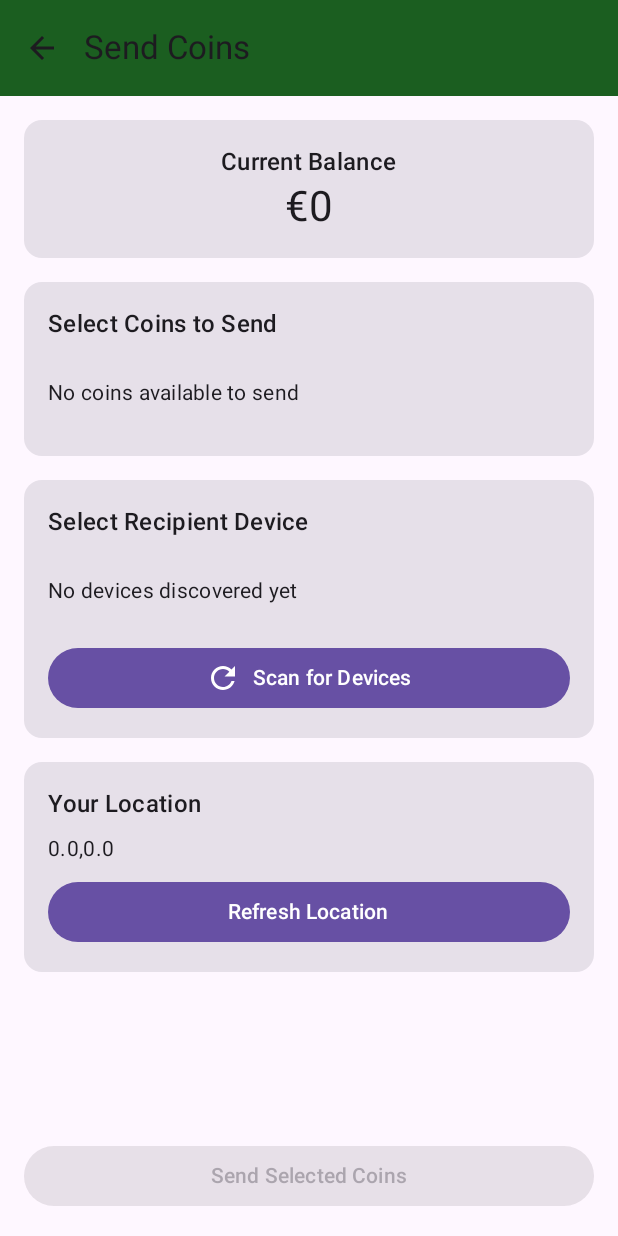
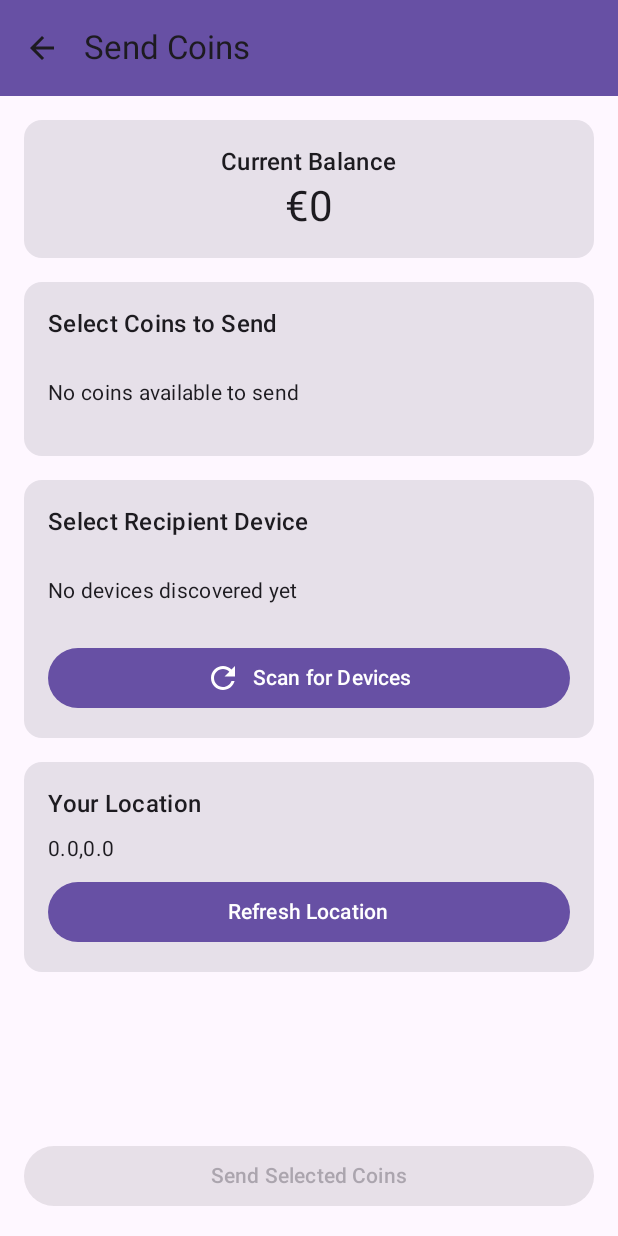
Before and after one commit to guy20ome/coins, an Android app built with Jetpack Compose: the SendScreen screen opened through its navigation route, on a phone screen of 412 x 824 dp. Run offline under Robolectric (Android 15) with nearby library versions, the light colour scheme and no system bars.

Commit message:
Fix Room database generation, clean code warnings, update primary color theme for MVP v0.1

```diff
--- a/app/src/main/java/com/coins/bluetooth/CoinSerializer.kt
+++ b/app/src/main/java/com/coins/bluetooth/CoinSerializer.kt
@@ -59,7 +59,7 @@ class CoinSerializer {
                 receiverId = if (jsonObject.isNull("receiverId")) null else jsonObject.optString("receiverId"),
                 status = try {
                     CoinStatus.valueOf(jsonObject.optString("status", "GENERATED"))
-                } catch (e: IllegalArgumentException) {
+                } catch (_: IllegalArgumentException) {
                     CoinStatus.GENERATED
                 }
             )
--- a/app/src/main/java/com/coins/data/database/AppDatabase.kt
+++ b/app/src/main/java/com/coins/data/database/AppDatabase.kt
@@ -42,7 +42,7 @@ abstract class AppDatabase : RoomDatabase() {
                     AppDatabase::class.java,
                     "coins_database"
                 )
-                    .fallbackToDestructiveMigration()
+                    .fallbackToDestructiveMigration(true)
                     .build()
                 INSTANCE = instance
                 instance
--- a/app/src/main/java/com/coins/data/repository/CoinRepository.kt
+++ b/app/src/main/java/com/coins/data/repository/CoinRepository.kt
@@ -11,7 +11,6 @@ import kotlinx.coroutines.flow.Flow
 import kotlinx.coroutines.flow.MutableStateFlow
 import kotlinx.coroutines.flow.StateFlow
 import kotlinx.coroutines.flow.asStateFlow
-import kotlinx.coroutines.flow.combine
 import kotlinx.coroutines.flow.map
 import kotlinx.coroutines.launch
 
--- a/app/src/main/java/com/coins/location/LocationHelper.kt
+++ b/app/src/main/java/com/coins/location/LocationHelper.kt
@@ -14,13 +14,15 @@ import com.google.android.gms.tasks.CancellationTokenSource
 object LocationHelper {
 
     fun hasLocationPermission(context: Context): Boolean {
-        return ContextCompat.checkSelfPermission(
+        val fineGranted = ContextCompat.checkSelfPermission(
             context,
-            Manifest.permission.ACCESS_FINE_LOCATION
-        ) == PackageManager.PERMISSION_GRANTED || ContextCompat.checkSelfPermission(
+            Manifest.permission.ACCESS_FINE_LOCATION,
+        ) == PackageManager.PERMISSION_GRANTED
+        val coarseGranted = ContextCompat.checkSelfPermission(
             context,
-            Manifest.permission.ACCESS_COARSE_LOCATION
+            Manifest.permission.ACCESS_COARSE_LOCATION,
         ) == PackageManager.PERMISSION_GRANTED
+        return fineGranted || coarseGranted
     }
 
     @SuppressLint("MissingPermission")
@@ -58,7 +60,7 @@ object LocationHelper {
             }.addOnFailureListener {
                 onLocationReceived(getLocationFromSystemManager(context))
             }
-        } catch (e: Exception) {
+        } catch (_: Exception) {
             onLocationReceived(getLocationFromSystemManager(context))
         }
     }
@@ -76,10 +78,10 @@ object LocationHelper {
                     bestLocation = loc
                 }
             }
-            if (bestLocation != null) {
-                return "${formatCoord(bestLocation.latitude)},${formatCoord(bestLocation.longitude)}"
+            bestLocation?.let {
+                return "${formatCoord(it.latitude)},${formatCoord(it.longitude)}"
             }
-        } catch (e: Exception) {
+        } catch (_: Exception) {
             // ignore
         }
         return "0.0,0.0"
--- a/app/src/main/java/com/coins/ui/navigation/AppNavHost.kt
+++ b/app/src/main/java/com/coins/ui/navigation/AppNavHost.kt
@@ -27,28 +27,24 @@ fun AppNavHost(navController: NavHostController, appContext: android.content.Con
         composable("home") {
             HomeScreen(
                 navController = navController,
-                appContext = appContext,
                 viewModel = coinsViewModel,
             )
         }
         composable("giver") {
             GiverScreen(
                 navController = navController,
-                appContext = appContext,
                 viewModel = coinsViewModel,
             )
         }
         composable("send") {
             com.coins.ui.screens.SendScreen(
                 navController = navController,
-                appContext = appContext,
                 viewModel = coinsViewModel,
             )
         }
         composable("receiver") {
             com.coins.ui.screens.ReceiveScreen(
                 navController = navController,
-                appContext = appContext,
                 viewModel = coinsViewModel,
             )
         }
@@ -67,7 +63,6 @@ fun AppNavHost(navController: NavHostController, appContext: android.content.Con
         composable("settings") {
             com.coins.ui.screens.SettingsScreen(
                 navController = navController,
-                appContext = appContext,
             )
         }
     }
--- a/app/src/main/java/com/coins/ui/screens/GiverScreen.kt
+++ b/app/src/main/java/com/coins/ui/screens/GiverScreen.kt
@@ -20,13 +20,11 @@ import com.coins.location.LocationHelper
 import com.coins.ui.theme.CoinsPrimary
 import com.coins.viewmodel.CoinsViewModel
 import kotlinx.coroutines.flow.collectLatest
-import kotlinx.coroutines.launch
 
 @OptIn(ExperimentalMaterial3Api::class)
 @Composable
 fun GiverScreen(
     navController: NavController,
-    appContext: Context,
     viewModel: CoinsViewModel,
 ) {
     val context = LocalContext.current
--- a/app/src/main/java/com/coins/ui/screens/HomeScreen.kt
+++ b/app/src/main/java/com/coins/ui/screens/HomeScreen.kt
@@ -1,7 +1,6 @@
 package com.coins.ui.screens
 
 import android.Manifest
-import android.content.Context
 import androidx.activity.compose.rememberLauncherForActivityResult
 import androidx.activity.result.contract.ActivityResultContracts
 import androidx.compose.foundation.layout.*
@@ -18,7 +17,6 @@ import androidx.compose.ui.Modifier
 import androidx.compose.ui.platform.LocalContext
 import androidx.compose.ui.text.input.KeyboardType
 import androidx.compose.ui.unit.dp
-import androidx.lifecycle.viewmodel.compose.viewModel
 import androidx.navigation.NavController
 import com.coins.data.PreferencesHelper
 import com.coins.location.LocationHelper
@@ -32,11 +30,9 @@ import kotlinx.coroutines.launch
 @Composable
 fun HomeScreen(
     navController: NavController,
-    appContext: Context,
     viewModel: CoinsViewModel,
 ) {
     val context = LocalContext.current
-    val scope = rememberCoroutineScope()
 
     // Collect flows
     var balance by remember { mutableStateOf(0) }
--- a/app/src/main/java/com/coins/ui/screens/SendScreen.kt
+++ b/app/src/main/java/com/coins/ui/screens/SendScreen.kt
@@ -13,7 +13,7 @@ import androidx.compose.foundation.layout.*
 import androidx.compose.foundation.lazy.LazyColumn
 import androidx.compose.foundation.lazy.items
 import androidx.compose.material.icons.Icons
-import androidx.compose.material.icons.filled.ArrowBack
+import androidx.compose.material.icons.automirrored.filled.ArrowBack
 import androidx.compose.material.icons.filled.Refresh
 import androidx.compose.material3.*
 import androidx.compose.runtime.*
@@ -22,7 +22,6 @@ import androidx.compose.ui.Alignment
 import androidx.compose.ui.Modifier
 import androidx.compose.ui.platform.LocalContext
 import androidx.compose.ui.unit.dp
-import androidx.lifecycle.viewmodel.compose.viewModel
 import androidx.navigation.NavController
 import com.coins.bluetooth.BluetoothCoinTransfer
 import com.coins.bluetooth.TransferResult
@@ -41,12 +40,11 @@ import kotlinx.coroutines.launch
 @Composable
 fun SendScreen(
     navController: NavController,
-    appContext: Context,
     viewModel: CoinsViewModel,
 ) {
     val context = LocalContext.current
     var coins by remember { mutableStateOf(emptyList<Coin>()) }
-    var balance by remember { mutableStateOf(0) }
+    var balance by remember { mutableIntStateOf(0) }
     var availableCoins by rememberSaveable { mutableStateOf<List<Coin>>(emptyList()) }
     var selectedCoinIds by rememberSaveable { mutableStateOf(setOf<String>()) }
     var isScanning by rememberSaveable { mutableStateOf(false) }
@@ -217,7 +215,7 @@ fun SendScreen(
                 navigationIcon = {
                     IconButton(onClick = { navController.popBackStack() }) {
                         Icon(
-                            imageVector = Icons.Default.ArrowBack,
+                            imageVector = Icons.AutoMirrored.Filled.ArrowBack,
                             contentDescription = "Back",
                         )
                     }
@@ -454,7 +452,7 @@ fun SendScreen(
                         )
                         Spacer(modifier = Modifier.height(8.dp))
                         Text(
-                            text = if (gpsCoordinate.isNotEmpty()) gpsCoordinate else "Fetching location...",
+                            text = gpsCoordinate.ifEmpty { "Fetching location..." },
                             style = MaterialTheme.typography.bodyMedium,
                         )
                         Spacer(modifier = Modifier.height(8.dp))
@@ -492,9 +490,9 @@ fun SendScreen(
                                 // Connection established, now send each selected coin
                                 selectedCoinIds.forEach { coinId ->
                                     val coin = coins.find { it.coinId == coinId || it.generateCoinId() == coinId }
-                                    if (coin != null) {
+                                    coin?.let { targetCoin ->
                                         bluetoothTransfer.sendCoin(
-                                            coin = coin,
+                                            coin = targetCoin,
                                             onSuccess = {
                                                 // Update UI on success
                                                 successMessage = "Successfully sent coin to ${selectedDevice?.name ?: "device"}"
--- a/app/src/main/java/com/coins/ui/screens/SettingsScreen.kt
+++ b/app/src/main/java/com/coins/ui/screens/SettingsScreen.kt
@@ -1,6 +1,5 @@
 package com.coins.ui.screens
 
-import android.content.Context
 import androidx.compose.foundation.layout.*
 import androidx.compose.material.icons.Icons
 import androidx.compose.material.icons.automirrored.filled.ArrowBack
@@ -20,7 +19,6 @@ import com.coins.ui.theme.CoinsPrimary
 @Composable
 fun SettingsScreen(
     navController: NavController,
-    appContext: Context,
 ) {
     val context = LocalContext.current
     val fullName = remember { PreferencesHelper.getFullName(context) }
--- a/app/src/main/java/com/coins/ui/theme/Color.kt
+++ b/app/src/main/java/com/coins/ui/theme/Color.kt
@@ -11,8 +11,8 @@ val PurpleGrey40 = Color(0xFF625b71)
 val Pink40 = Color(0xFF7D5260)
 
 // App theme colors matching standard palette
-val CoinsPrimary = Color(0xFF1B5E20)
-val CoinsPrimaryVariant = Color(0xFF2E7D32)
+val CoinsPrimary = Color(0xFF6750A4)
+val CoinsPrimaryVariant = Color(0xFF4F378B)
 val CoinsSecondary = Color(0xFFFFD54F) // Gold
 val CoinsSecondaryVariant = Color(0xFFFFC107)
 val CoinsBackground = Color(0xFFF5F5F5)
--- a/app/src/main/java/com/coins/viewmodel/CoinsViewModel.kt
+++ b/app/src/main/java/com/coins/viewmodel/CoinsViewModel.kt
@@ -141,7 +141,7 @@ class CoinsViewModel(
      * @param receiverGps The GPS coordinate of the receiver
      * @return true if the coin was received successfully, false otherwise
      */
-    suspend fun receiveCoin(coin: Coin, receiverGps: String): Boolean {
+    fun receiveCoin(coin: Coin, receiverGps: String): Boolean {
         return try {
             // Validate geographical zone
             if (!coin.isWithin25Km(receiverGps)) {
```
Also changed, not shown: app/src/main/java/com/coins/bluetooth/BluetoothCoinTransfer.kt (+11 -6 lines), app/src/main/java/com/coins/data/PreferencesHelper.kt (+4 -3 lines), app/src/main/java/com/coins/model/Coin.kt (+10 -6 lines), app/src/main/java/com/coins/ui/screens/ReceiveScreen.kt (+4 -6 lines), 1 other file.
